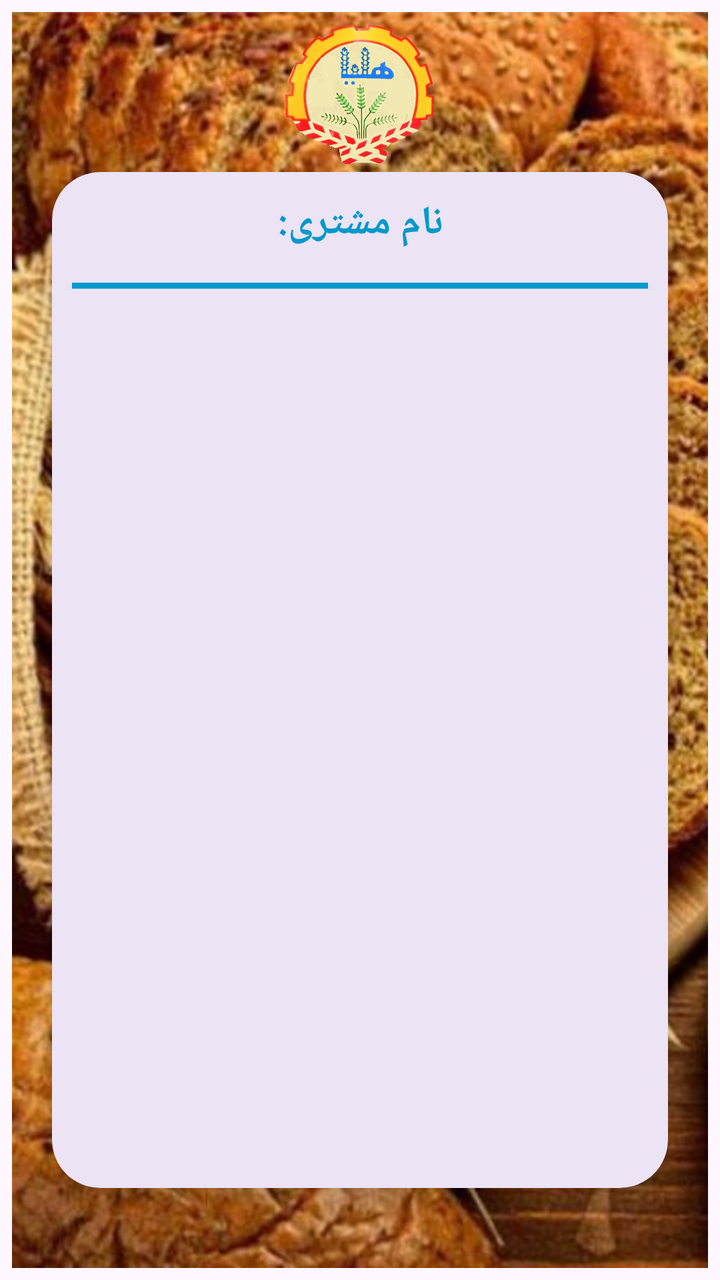
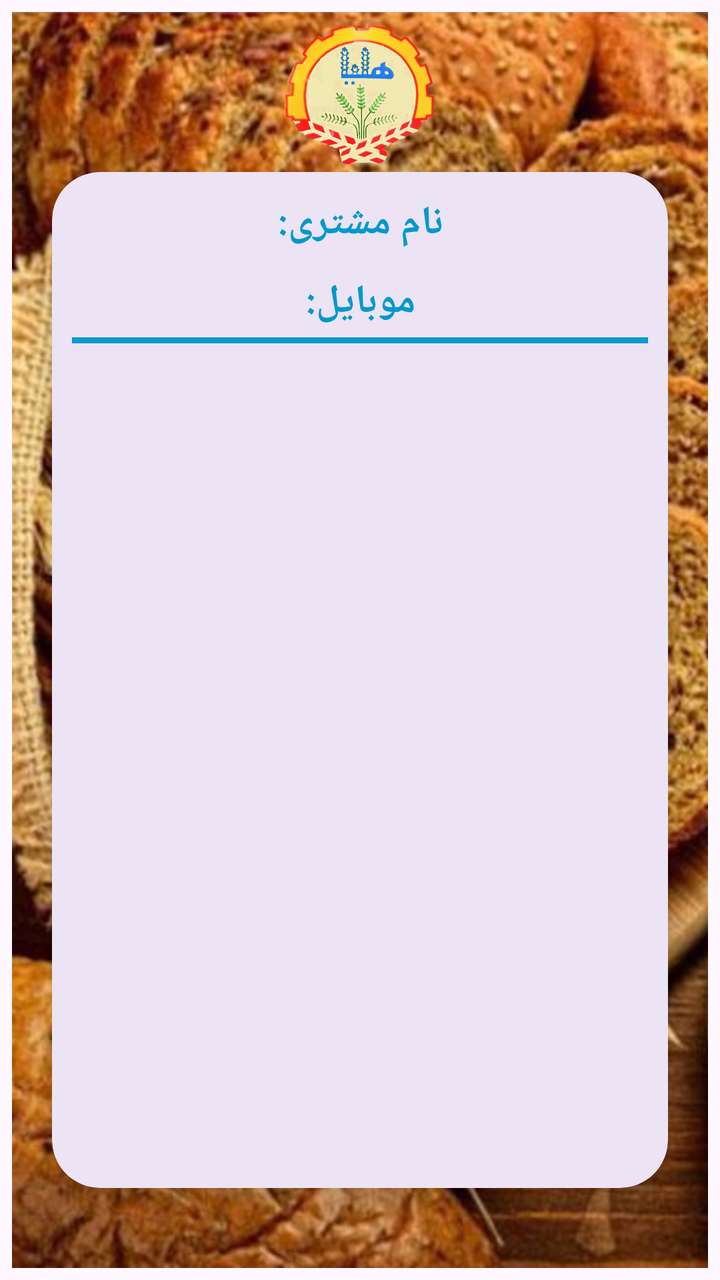

The first picture is an Android layout as it rendered before a commit; the second is the same layout after the commit. The layout source and the unified diff follow.
<!-- AndroidManifest.xml: application theme Theme.Helia -->
<!-- res/layout/activity_invoice_history.xml -->
<?xml version="1.0" encoding="utf-8"?>
<ScrollView xmlns:android="http://schemas.android.com/apk/res/android"
    xmlns:app="http://schemas.android.com/apk/res-auto"
    xmlns:tools="http://schemas.android.com/tools"
    android:id="@+id/main"
    android:layout_width="match_parent"
    android:layout_height="match_parent"
    android:fillViewport="true">

    <androidx.constraintlayout.widget.ConstraintLayout
        android:layout_width="match_parent"
        android:layout_height="match_parent"
        android:padding="6dp">
        
        <ImageView
            android:id="@+id/ivBackground"
            android:layout_width="0dp"
            android:layout_height="0dp"
            android:scaleType="centerCrop"
            android:src="@drawable/h62"
            app:layout_constraintBottom_toBottomOf="parent"
            app:layout_constraintEnd_toEndOf="parent"
            app:layout_constraintStart_toStartOf="parent"
            app:layout_constraintTop_toTopOf="parent" />

        <ImageView
            android:id="@+id/ivLogo"
            android:layout_width="80dp"
            android:layout_height="80dp"
            android:layout_marginBottom="24dp"
            android:src="@drawable/helia2"
            app:layout_constraintEnd_toEndOf="parent"
            app:layout_constraintStart_toStartOf="parent"
            app:layout_constraintTop_toTopOf="@id/ivBackground" />

        
        <com.google.android.material.card.MaterialCardView
            android:id="@+id/cardContainer"
            android:layout_width="match_parent"
            android:layout_height="0dp"
            android:layout_marginLeft="20dp"
            android:layout_marginTop="80dp"
            android:layout_marginRight="20dp"
            android:layout_marginBottom="40dp"
            app:cardCornerRadius="24dp"
            app:cardElevation="8dp"
            app:layout_constraintBottom_toBottomOf="@id/ivBackground"
            app:layout_constraintStart_toStartOf="@+id/ivBackground"
            app:layout_constraintTop_toTopOf="@id/ivBackground"
            app:strokeWidth="0dp">

            <LinearLayout
                android:layout_width="match_parent"
                android:layout_height="match_parent"
                android:orientation="vertical">

                <TextView
                    android:id="@+id/txtCustomer"
                    android:layout_width="match_parent"
                    android:layout_height="wrap_content"
                    android:gravity="center"
                    android:padding="12dp"
                    android:text="نام مشتری:"
                    android:textColor="#0099CC"
                    android:textSize="20sp"
                    android:textStyle="bold" />

                <View
                    android:layout_width="wrap_content"
                    android:layout_height="3dp"
                    android:layout_gravity="center"
                    android:layout_marginLeft="10dp"
                    android:layout_marginTop="4dp"
                    android:layout_marginRight="10dp"
                    android:layout_marginBottom="4dp"
                    android:background="#0099CC" />

                <androidx.recyclerview.widget.RecyclerView
                    android:id="@+id/recyclerView"
                    android:layout_width="match_parent"
                    android:layout_height="match_parent" />

            </LinearLayout>
        </com.google.android.material.card.MaterialCardView>
    </androidx.constraintlayout.widget.ConstraintLayout>
</ScrollView>
<!-- resources referenced by this layout -->
<resources>
  <!-- drawable h62: jpg bitmap (drawable, 373856 bytes) -->
  <!-- drawable helia2: png bitmap (drawable, 226367 bytes) -->
  <style name="Theme.Helia" parent="Base.Theme.Helia" />
  <style name="Base.Theme.Helia" parent="Theme.Material3.DayNight.NoActionBar">
          
          
      </style>
</resources>

<!-- the commit's change to res/layout/activity_invoice_history.xml (unified diff, before → after) -->
@@ -64,6 +64,15 @@
                     android:textColor="#0099CC"
                     android:textSize="20sp"
                     android:textStyle="bold" />
+                <TextView
+                    android:id="@+id/txtMobile"
+                    android:layout_width="match_parent"
+                    android:layout_height="wrap_content"
+                    android:gravity="center"
+                    android:text="موبایل:"
+                    android:textColor="#0099CC"
+                    android:textSize="20sp"
+                    android:textStyle="bold" />
 
                 <View
                     android:layout_width="wrap_content"
